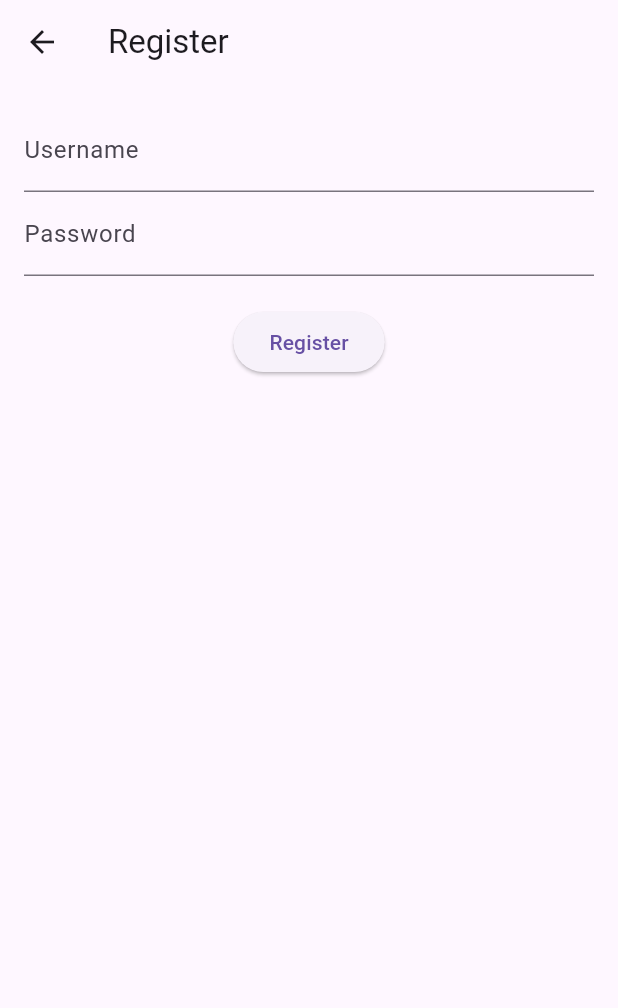
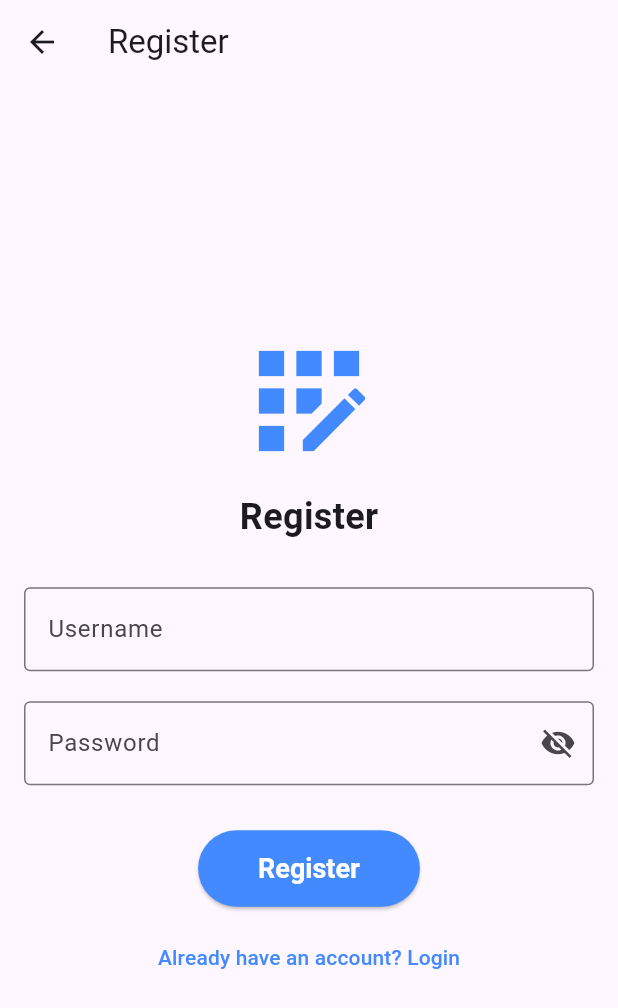
Before and after one commit to CCVpopular/AppChatOnline, a Flutter app: the RegisterScreen screen opened directly, on a phone screen of 412 x 824 dp. Shown: the top 1008 px of the screen. Run offline on Flutter 3.47's test engine with Material 3 defaults, Android fonts, the phone set to English and light mode, and no system bars; our stand-ins replace firebase_core, firebase_messaging, shared_preferences, socket_io_client; accounts and stored records are empty.

Commit message:
Add UI Register

```diff
--- a/lib/screens/register_screen.dart
+++ b/lib/screens/register_screen.dart
@@ -1,28 +1,76 @@
 import 'package:flutter/material.dart';
 import '../services/auth_service.dart';
 
-class RegisterScreen extends StatelessWidget {
+class RegisterScreen extends StatefulWidget {
+  @override
+  _RegisterScreenState createState() => _RegisterScreenState();
+}
+
+class _RegisterScreenState extends State<RegisterScreen> {
   final TextEditingController usernameController = TextEditingController();
   final TextEditingController passwordController = TextEditingController();
+  bool isPasswordVisible = false; // Điều khiển hiện/ẩn mật khẩu
 
   @override
   Widget build(BuildContext context) {
     return Scaffold(
-      appBar: AppBar(title: Text('Register')),
-      body: Padding(
+      appBar: AppBar(
+        title: const Text('Register'),
+      ),
+      body: Center(
+        child: Padding(
           padding: const EdgeInsets.all(16.0),
+          child: SingleChildScrollView(
             child: Column(
+              mainAxisAlignment: MainAxisAlignment.center,
               children: [
+                const Icon(
+                  Icons.app_registration,
+                  size: 100,
+                  color: Colors.blueAccent,
+                ),
+                const SizedBox(height: 10),
+                // Tiêu đề "Register"
+                const Text(
+                  'Register',
+                  style: TextStyle(
+                    fontSize: 24,
+                    fontWeight: FontWeight.bold,
+                  ),
+                ),
+                const SizedBox(height: 30),
+                // Ô nhập Username
                 TextField(
                   controller: usernameController,
-              decoration: InputDecoration(labelText: 'Username'),
+                  decoration: const InputDecoration(
+                    labelText: 'Username',
+                    border: OutlineInputBorder(),
                   ),
+                ),
+                const SizedBox(height: 20),
+                // Ô nhập Password với nút hiện/ẩn
                 TextField(
                   controller: passwordController,
-              obscureText: true,
-              decoration: InputDecoration(labelText: 'Password'),
+                  obscureText: !isPasswordVisible,
+                  decoration: InputDecoration(
+                    labelText: 'Password',
+                    border: const OutlineInputBorder(),
+                    suffixIcon: IconButton(
+                      icon: Icon(
+                        isPasswordVisible
+                            ? Icons.visibility
+                            : Icons.visibility_off,
                       ),
-            SizedBox(height: 20),
+                      onPressed: () {
+                        setState(() {
+                          isPasswordVisible = !isPasswordVisible;
+                        });
+                      },
+                    ),
+                  ),
+                ),
+                const SizedBox(height: 30),
+                // Nút đăng ký đẹp
                 ElevatedButton(
                   onPressed: () async {
                     try {
@@ -32,7 +80,7 @@ class RegisterScreen extends StatelessWidget {
                         passwordController.text,
                       );
                       ScaffoldMessenger.of(context).showSnackBar(
-                    SnackBar(content: Text('Registration successful!')),
+                        const SnackBar(content: Text('Registration successful!')),
                       );
                       Navigator.pop(context); // Quay lại màn hình đăng nhập
                     } catch (e) {
@@ -41,9 +89,37 @@ class RegisterScreen extends StatelessWidget {
                       );
                     }
                   },
-              child: Text('Register'),
+                  style: ElevatedButton.styleFrom(
+                    backgroundColor: Colors.blueAccent, // Màu nền nút
+                    padding: const EdgeInsets.symmetric(
+                        horizontal: 40, vertical: 15),
+                    shape: RoundedRectangleBorder(
+                      borderRadius: BorderRadius.circular(30),
+                    ),
+                    textStyle: const TextStyle(
+                      fontSize: 18,
+                      fontWeight: FontWeight.bold,
+                    ),
+                  ),
+                  child: const Text(
+                    'Register',
+                    style: TextStyle(color: Colors.white), // Màu chữ trắng
+                  ),
+                ),
+                const SizedBox(height: 10),
+                // Nút quay lại màn hình Login
+                TextButton(
+                  onPressed: () {
+                    Navigator.pop(context);
+                  },
+                  child: const Text(
+                    'Already have an account? Login',
+                    style: TextStyle(color: Colors.blueAccent),
+                  ),
                 ),
               ],
+            ),
+          ),
         ),
       ),
     );
```
Lines whose indentation alone changed are shown as unchanged.
